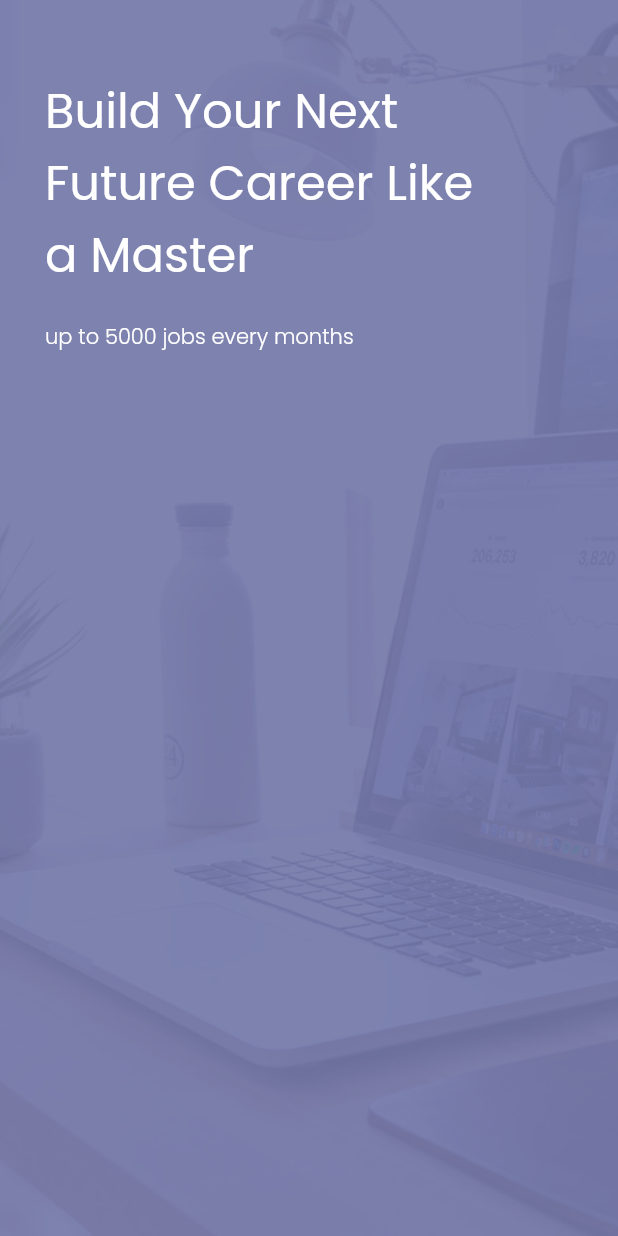
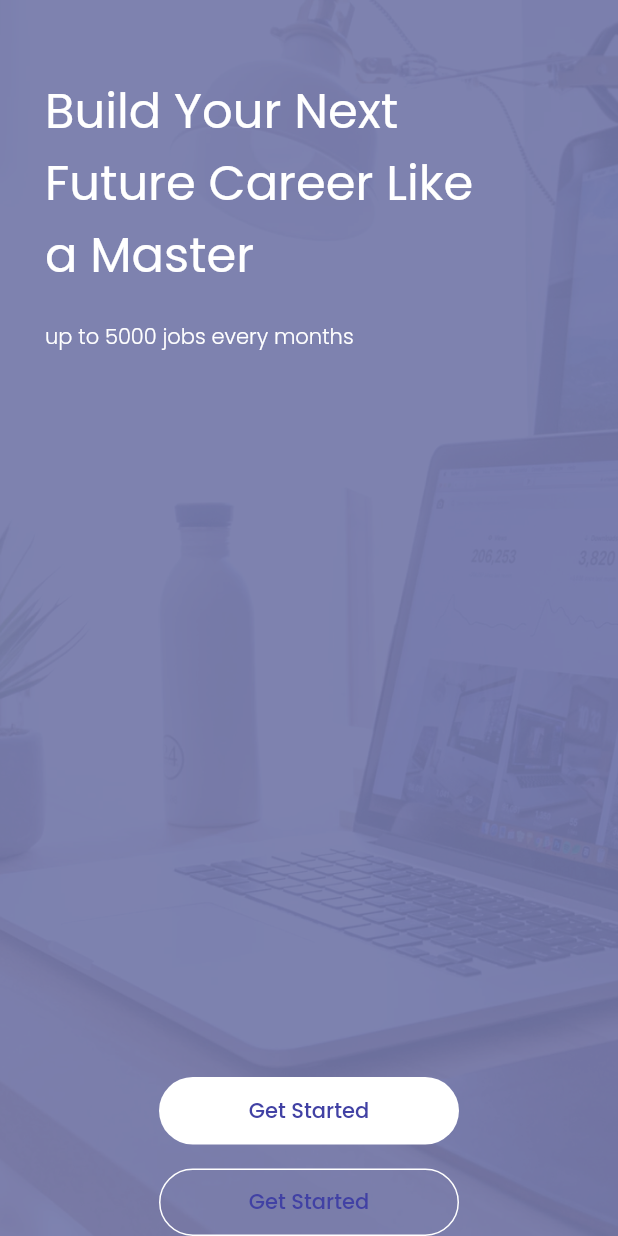
Before and after one commit to HarunNurahman/futurejob-app, a Flutter app: the screen it shows after launch, on a phone screen of 412 x 824 dp. Run offline on Flutter 3.47's test engine with Material 2 defaults, Android fonts, the phone set to English and light mode, and no system bars; our stand-ins replace google_fonts.

Commit message:
Slicing UI Onboarding Page

```diff
--- a/lib/pages/onboarding_page.dart
+++ b/lib/pages/onboarding_page.dart
@@ -1,6 +1,7 @@
 import 'package:flutter/material.dart';
 import 'package:flutter/src/foundation/key.dart';
 import 'package:flutter/src/widgets/framework.dart';
+import 'package:futurejob_app/shared.dart';
 import 'package:google_fonts/google_fonts.dart';
 
 class OnBoardingPage extends StatelessWidget {
@@ -11,6 +12,7 @@ class OnBoardingPage extends StatelessWidget {
     return Scaffold(
       body: Stack(
         children: [
+          // Background
           Container(
             decoration: const BoxDecoration(
               image: DecorationImage(
@@ -19,6 +21,7 @@ class OnBoardingPage extends StatelessWidget {
               ),
             ),
           ),
+          // Content
           Padding(
             padding: const EdgeInsets.only(
               left: 30,
@@ -43,7 +46,65 @@ class OnBoardingPage extends StatelessWidget {
                     fontWeight: FontWeight.w300,
                     color: Colors.white,
                   ),
-                )
+                ),
+              ],
+            ),
+          ),
+          Align(
+            alignment: Alignment.bottomCenter,
+            child: Column(
+              mainAxisAlignment: MainAxisAlignment.end,
+              children: [
+                Container(
+                  width: 200,
+                  height: 45,
+                  child: TextButton(
+                    style: TextButton.styleFrom(
+                      backgroundColor: Colors.white,
+                      shape: RoundedRectangleBorder(
+                        borderRadius: BorderRadius.circular(30),
+                      ),
+                    ),
+                    onPressed: () {},
+                    child: Text(
+                      'Get Started',
+                      style: GoogleFonts.poppins(
+                        fontSize: 14,
+                        fontWeight: FontWeight.w500,
+                        color: primaryColor,
+                      ),
+                    ),
+                  ),
+                ),
+                const SizedBox(height: 16),
+                Container(
+                  width: 200,
+                  height: 45,
+                  decoration: BoxDecoration(
+                    border: Border.all(
+                      color: Colors.white,
+                      width: 1,
+                    ),
+                    borderRadius: BorderRadius.circular(30),
+                  ),
+                  child: TextButton(
+                    style: TextButton.styleFrom(
+                      backgroundColor: Colors.transparent,
+                      shape: RoundedRectangleBorder(
+                        borderRadius: BorderRadius.circular(30),
+                      ),
+                    ),
+                    onPressed: () {},
+                    child: Text(
+                      'Get Started',
+                      style: GoogleFonts.poppins(
+                        fontSize: 14,
+                        fontWeight: FontWeight.w500,
+                        color: primaryColor,
+                      ),
+                    ),
+                  ),
+                ),
               ],
             ),
           )
--- a/lib/pages/splashscreen_page.dart
+++ b/lib/pages/splashscreen_page.dart
@@ -13,6 +13,8 @@ class SplashScreen extends StatefulWidget {
 }
 
 class _SplashScreenState extends State<SplashScreen> {
+
+  // Timer for splash screen
   @override
   void initState() {
     super.initState();
@@ -36,8 +38,10 @@ class _SplashScreenState extends State<SplashScreen> {
         child: Column(
           mainAxisAlignment: MainAxisAlignment.center,
           children: [
+            // Logo
             Image.asset('assets/icons/ic_logo.png', height: 76),
             const SizedBox(height: 50),
+            // App Title
             Text(
               'FUTUREJOB',
               style: GoogleFonts.poppins(
```
